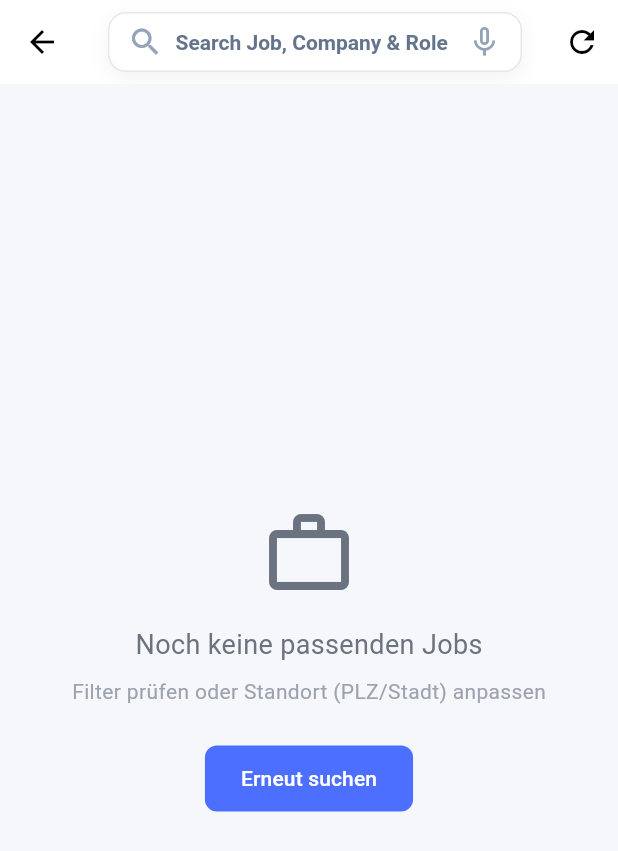
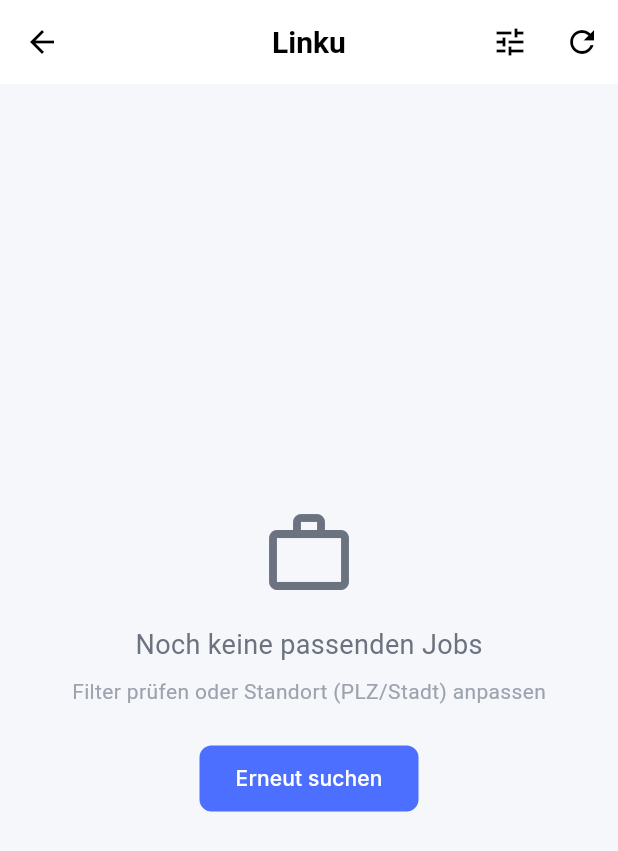
Before and after one commit to temporaryguy234/app-new, a Flutter app: the SwipeScreen screen opened directly, on a phone screen of 412 x 824 dp. Shown: the top 851 px of the screen. Run offline on Flutter 3.47's test engine with Material 3 defaults, Android fonts, the phone set to English and light mode, and no system bars; our stand-ins replace cloud_firestore, file_picker, firebase_ai, firebase_auth, firebase_core, firebase_storage and 4 more; missing offline and left inert: flutter_facebook_auth, syncfusion_flutter_pdf; accounts and stored records are empty; network calls fail.

Commit message:
feat: Add Google Fonts and update theme and UI
This commit introduces Google Fonts for improved typography, updates the login screen background color, and refactors the swipe screen's app bar to use a standard title and an icon button for filters, removing the horizontal filter chips.

Co-authored-by: aiventurespot <aiventurespot@gmail.com>

```diff
--- a/lib/screens/auth/login_screen.dart
+++ b/lib/screens/auth/login_screen.dart
@@ -28,7 +28,7 @@ class _LoginScreenState extends State<LoginScreen> {
   @override
   Widget build(BuildContext context) {
     return Scaffold(
-      backgroundColor: AppColors.background,
+      backgroundColor: AppColors.page,
       body: SafeArea(
         child: SingleChildScrollView(
           padding: const EdgeInsets.all(24.0),
--- a/lib/screens/home/swipe_screen.dart
+++ b/lib/screens/home/swipe_screen.dart
@@ -8,8 +8,6 @@ import '../../services/auth_service.dart';
 import '../../models/job_model.dart';
 import '../../config/colors.dart';
 import '../../widgets/job_card.dart';
-import '../../widgets/primitives/app_search_bar_pill.dart';
-import '../../widgets/primitives/filter_chip_pill.dart';
 import '../../models/filter_model.dart';
 import '../../services/premium_service.dart';
 // import '../main/main_screen.dart';
@@ -429,11 +427,13 @@ class _SwipeScreenState extends State<SwipeScreen> {
     return Scaffold(
       backgroundColor: AppColors.page,
       appBar: AppBar(
-        title: AppSearchBarPill(
-          placeholder: 'Search Job, Company & Role',
-          onTap: _openFilterSheet,
-        ),
+        title: const Text('Linku'),
         actions: [
+          IconButton(
+            icon: const Icon(Icons.tune),
+            tooltip: 'Filter',
+            onPressed: _openFilterSheet,
+          ),
           IconButton(
             icon: _isLoading
                 ? const SizedBox(
@@ -470,21 +470,7 @@ class _SwipeScreenState extends State<SwipeScreen> {
                         alignment: Alignment.centerRight,
                         child: IconButton(icon: const Icon(Icons.undo), onPressed: _undoLastAction, tooltip: 'Rückgängig'),
                       ),
-                  // Top filter chips row (opens bottom sheet)
-                  Padding(
-                    padding: const EdgeInsets.fromLTRB(12, 0, 12, 8),
-                    child: SingleChildScrollView(
-                      scrollDirection: Axis.horizontal,
-                      child: Row(
-                        children: [
-                          FilterChipPill(icon: Icons.sort_rounded, label: 'Sort', onTap: _openFilterSheet),
-                          FilterChipPill(icon: Icons.place_outlined, label: _locationCtrl.text.isEmpty ? 'Ort' : _locationCtrl.text.split(',').first, onTap: _openFilterSheet),
-                          FilterChipPill(icon: Icons.laptop_mac_rounded, label: _remoteMode, onTap: _openFilterSheet),
-                          FilterChipPill(icon: Icons.tune, label: 'Weitere', onTap: _openFilterSheet),
-                        ],
-                      ),
-                    ),
-                  ),
+                  // No horizontal filter controls per request
                     Expanded(
                       child: CardSwiper(
                         controller: _swiperController,
--- a/pubspec.yaml
+++ b/pubspec.yaml
@@ -66,6 +66,9 @@ dependencies:
   # Shared Preferences
   shared_preferences: ^2.3.2
 
+  # Fonts
+  google_fonts: ^6.2.1
+
 dev_dependencies:
   flutter_test:
     sdk: flutter
```
Also changed, not shown: lib/config/theme.dart (+7 -0 lines).
